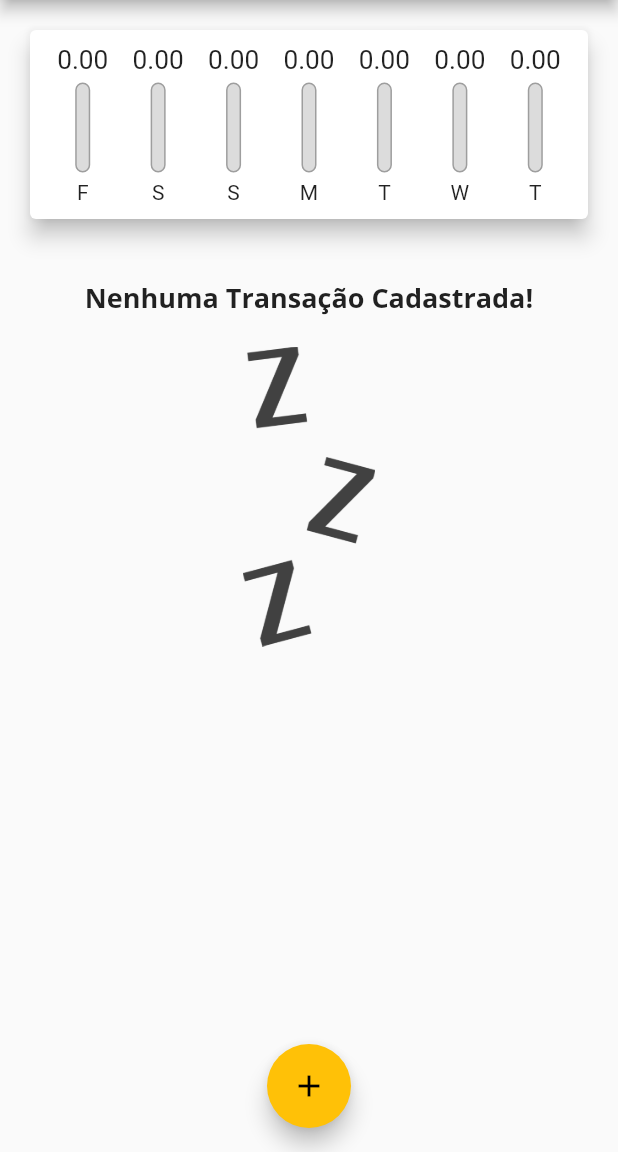
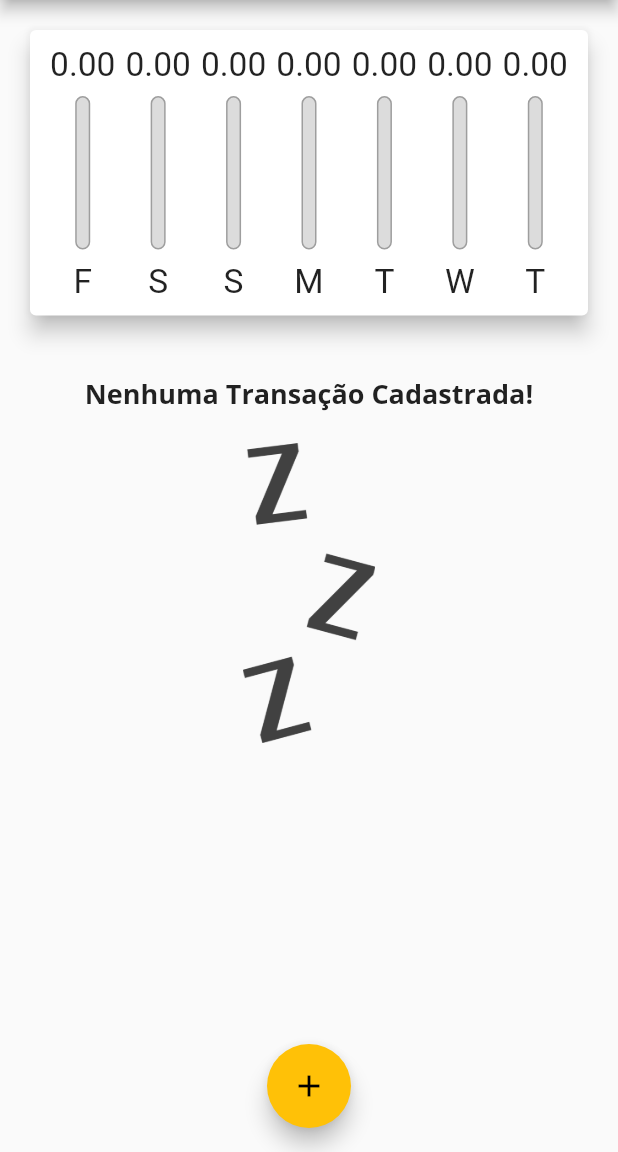
Before and after one commit to alexandreccarmo/expenses, a Flutter app: the screen it shows after launch, on a phone screen of 412 x 824 dp, the part 84-1236 px from its top. Run offline on Flutter 3.47's test engine with Material 2 defaults, Android fonts, the phone set to English and light mode, and no system bars.

Commit message:
adicionado recursos para deixar responsivo em modo retrato

```diff
--- a/lib/components/chart_bar.dart
+++ b/lib/components/chart_bar.dart
@@ -14,17 +14,19 @@ class ChartBar extends StatelessWidget{
 
   @override
   Widget build(BuildContext context){
+    return LayoutBuilder(
+      builder: (ctx, constraints) {
         return Column(
           children: <Widget>[
             Container(
-          height: 20,
+              height: constraints.maxHeight * 0.15,
               child: FittedBox(
                 child: Text('${value.toStringAsFixed(2)}'),
               ),
             ),
-        SizedBox(height: 5),
+            SizedBox(height: constraints.maxHeight * 0.05),
             Container(
-          height: 60,
+              height: constraints.maxHeight * 0.6,
               width: 10,
               child: Stack(
                 alignment: Alignment.bottomCenter,
@@ -51,9 +53,17 @@ class ChartBar extends StatelessWidget{
                 ],
               ),
             ),
-        SizedBox(height: 5),
-        Text(label)
+            SizedBox(height: constraints.maxHeight * 0.05),
+            Container(
+              height: constraints.maxHeight * 0.15,
+              child: FittedBox(
+                  child: Text(label)
+              ),
+            ),
           ],
         );
+      },
+    );
+
   }
 }
--- a/lib/components/transaction_list.dart
+++ b/lib/components/transaction_list.dart
@@ -10,9 +10,7 @@ class TransactionList extends StatelessWidget {
 
   @override
   Widget build(BuildContext context) {
-    return Container(
-      height: 430,
-      child: transactions.isEmpty
+    return  transactions.isEmpty
           ? Column(
         children: <Widget>[
           SizedBox(height: 20),
@@ -65,7 +63,7 @@ class TransactionList extends StatelessWidget {
             ),
           );
         },
-      ),
-    );
+      );
+
   }
 }
--- a/lib/main.dart
+++ b/lib/main.dart
@@ -102,8 +102,7 @@ class _MyHomePageState extends State<MyHomePage>{
 
   @override
   Widget build(BuildContext context){
-      return Scaffold(
-        appBar: AppBar(
+    final appBar = AppBar(
       title: Text('Despesas pessoais'),
       actions: <Widget>[
         IconButton(
@@ -111,14 +110,23 @@ class _MyHomePageState extends State<MyHomePage>{
           onPressed: () => _openTransactionFormModal(context),
         ),
       ],
-        ),
+    );
+    final availableHeight = MediaQuery.of(context).size.height - appBar.preferredSize.height - MediaQuery.of(context).padding.top;
+
+      return Scaffold(
+        appBar: appBar,
         body: SingleChildScrollView(
             child: Column(
             crossAxisAlignment: CrossAxisAlignment.stretch,
             children: <Widget>[
-              Chart(_recentTransactions),
-              TransactionList(_transactions, _removeTransaction),
-
+              Container(
+                height: availableHeight * 0.3,
+                child: Chart(_recentTransactions),
+              ),
+              Container(
+                height: availableHeight * 0.7,
+                child: TransactionList(_transactions, _removeTransaction),
+              ),
             ],
           ),
         ),
```
Also changed, not shown: 10 other files. Lines whose indentation alone changed are shown as unchanged.
